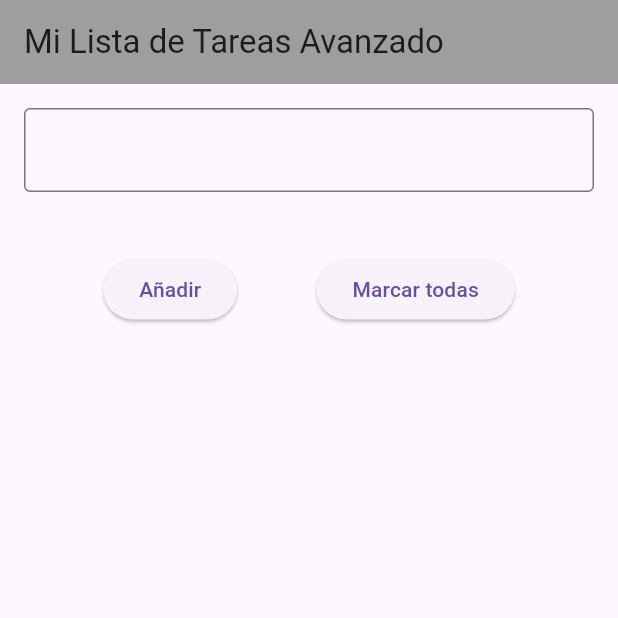
After one commit to JorgeGonSan/flutter-lista_tareas_avanzada, a Flutter app: the screen it shows after launch, on a phone screen of 412 x 824 dp, the top half of it. The commit adds this screen. Run offline on Flutter 3.47's test engine with Material 3 defaults, Android fonts, the phone set to English and light mode, and no system bars.

Commit message:
Añado carpeta views

```diff
--- a/lib/main.dart
+++ b/lib/main.dart
@@ -1,101 +1,15 @@
 import 'package:flutter/material.dart';
-import 'package:lista_tareas_avanzada/viewmodels/tarea_viewmodel.dart';
+import 'package:lista_tareas_avanzada/views/mi_lista_avanzada_view.dart';
 
 void main() {
-  runApp(const MyListaAvanzada());
+  runApp(const MyApp());
 }
 
-class MyListaAvanzada extends StatefulWidget {
-  const MyListaAvanzada({super.key});
-
-  @override
-  State<MyListaAvanzada> createState() => _MyListaAvanzadaState();
-}
-
-class _MyListaAvanzadaState extends State<MyListaAvanzada> {
-  final TareaViewmodel viewmodel = TareaViewmodel();
-  TextEditingController myController = TextEditingController();
+class MyApp extends StatelessWidget {
+  const MyApp({super.key});
 
   @override
   Widget build(BuildContext context) {
-    return MaterialApp(
-      home: ListenableBuilder(
-        listenable: viewmodel,
-        builder: (context, child) {
-          return Scaffold(
-            appBar: AppBar(
-              title: Text("Mi Lista de Tareas Avanzado"),
-              backgroundColor: Colors.grey,
-            ),
-            body: Center(
-              child: Padding(
-                padding: const EdgeInsets.all(16),
-                child: Column(
-                  children: [
-                    TextField(
-                      controller: myController,
-                      decoration: InputDecoration(border: OutlineInputBorder()),
-                    ),
-
-                    Padding(
-                      padding: const EdgeInsets.only(top: 10, bottom: 10),
-                      child: Text(viewmodel.mensaje),
-                    ),
-                    Row(
-                      mainAxisAlignment: MainAxisAlignment.spaceEvenly,
-                      children: [
-                        ElevatedButton(
-                          onPressed: () {
-                            viewmodel.agregarTareas(myController.text);
-                            myController.clear();
-                          },
-                          child: Text("Añadir"),
-                        ),
-
-                        //Boton marcar/desmarcar
-                        ElevatedButton(
-                          onPressed: () {
-                            viewmodel.marcarDesmarcarTodas();
-                          },
-
-                          child: Text(
-                            viewmodel.estanTodasMarcadas
-                                ? "Desmarcar todas"
-                                : "Marcar todas",
-                          ),
-                        ),
-                      ],
-                    ),
-
-                    Expanded(
-                      child: ListView.builder(
-                        itemCount: viewmodel.tareas.length,
-                        itemBuilder: (context, index) {
-                          return ListTile(
-                            title: Text(viewmodel.tareas[index].descripcion),
-                            leading: Checkbox(
-                              value: viewmodel.tareas[index].isCheck,
-                              onChanged: (value) {
-                                viewmodel.cambiarCheck(index);
-                              },
-                            ),
-                            trailing: IconButton(
-                              onPressed: () {
-                                viewmodel.eliminarTarea(index);
-                              },
-                              icon: Icon(Icons.delete),
-                            ),
-                          );
-                        },
-                      ),
-                    ),
-                  ],
-                ),
-              ),
-            ),
-          );
-        },
-      ),
-    );
+    return MaterialApp(home: MiListaAvanzada());
   }
 }
--- /dev/null
+++ b/lib/views/mi_lista_avanzada_view.dart
@@ -0,0 +1,103 @@
+import 'package:flutter/material.dart';
+
+import '../viewmodels/tarea_viewmodel.dart';
+
+class MiListaAvanzada extends StatefulWidget {
+  const MiListaAvanzada({super.key});
+
+  @override
+  State<MiListaAvanzada> createState() => _MyListaAvanzadaState();
+}
+
+class _MyListaAvanzadaState extends State<MiListaAvanzada> {
+  final TareaViewmodel viewmodel = TareaViewmodel();
+  TextEditingController myController = TextEditingController();
+
+  @override
+  Widget build(BuildContext context) {
+    return ListenableBuilder(
+      listenable: viewmodel,
+      builder: (context, child) {
+        return Scaffold(
+          appBar: AppBar(
+            title: Text("Mi Lista de Tareas Avanzado"),
+            backgroundColor: Colors.grey,
+          ),
+          body: Center(
+            child: Padding(
+              padding: const EdgeInsets.all(16),
+              child: Column(
+                children: [
+                  TextField(
+                    controller: myController,
+                    decoration: InputDecoration(border: OutlineInputBorder()),
+                  ),
+
+                  Padding(
+                    padding: const EdgeInsets.only(top: 10, bottom: 10),
+                    child: Text(viewmodel.mensaje),
+                  ),
+                  Row(
+                    mainAxisAlignment: MainAxisAlignment.spaceEvenly,
+                    children: [
+                      ElevatedButton(
+                        onPressed: () {
+                          viewmodel.agregarTareas(myController.text);
+                          myController.clear();
+                        },
+                        child: Text("Añadir"),
+                      ),
+
+                      //Boton marcar/desmarcar
+                      ElevatedButton(
+                        onPressed: () {
+                          viewmodel.marcarDesmarcarTodas();
+                        },
+
+                        child: Text(
+                          viewmodel.estanTodasMarcadas
+                              ? "Desmarcar todas"
+                              : "Marcar todas",
+                        ),
+                      ),
+                    ],
+                  ),
+
+                  Expanded(
+                    child: ListView.builder(
+                      itemCount: viewmodel.tareas.length,
+                      itemBuilder: (context, index) {
+                        return ListTile(
+                          title: Text(
+                            viewmodel.tareas[index].descripcion,
+                            style: TextStyle(
+                              decoration: viewmodel.tareas[index].isCheck
+                                  ? TextDecoration.lineThrough
+                                  : null,
+                            ),
+                          ),
+                          leading: Checkbox(
+                            value: viewmodel.tareas[index].isCheck,
+                            onChanged: (value) {
+                              viewmodel.cambiarCheck(index);
+                            },
+                          ),
+                          trailing: IconButton(
+                            onPressed: () {
+                              viewmodel.eliminarTarea(index);
+                            },
+                            icon: Icon(Icons.delete),
+                          ),
+                        );
+                      },
+                    ),
+                  ),
+                ],
+              ),
+            ),
+          ),
+        );
+      },
+    );
+  }
+}
```
Also changed, not shown: 1 other file.
